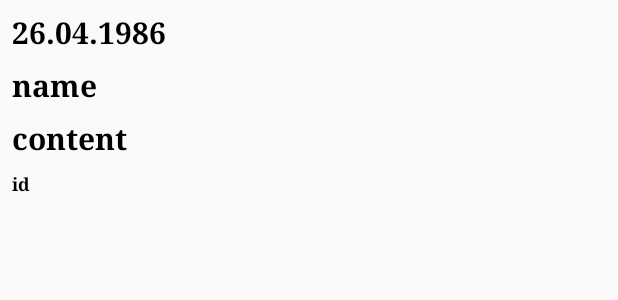
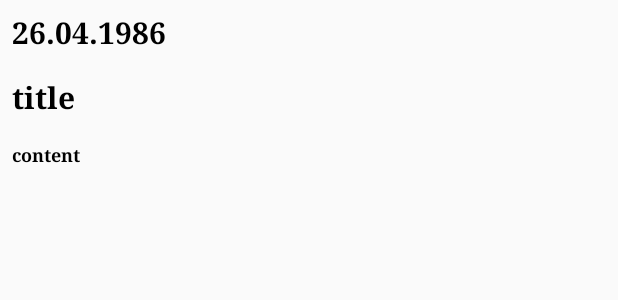
Before and after one commit to eldarovich99/TinkoffNewsFeed, an Android app: the layout overview_fragment.xml on its own in the app's theme, with its tools: preview values and no code run, on a phone screen of 412 x 824 dp. Shown: the top 300 px of the screen. Run offline under Robolectric (Android 15) with nearby library versions, the phone set to English and light mode, and no system bars; network calls fail.

```diff
--- a/app/src/main/java/com/eldarovich99/tinkoffnews/presentation/MainActivity.kt
+++ b/app/src/main/java/com/eldarovich99/tinkoffnews/presentation/MainActivity.kt
@@ -11,7 +11,6 @@ class MainActivity : AppCompatActivity() {
         super.onCreate(savedInstanceState)
         setContentView(R.layout.activity_main)
 
-        //Injector.getAppComponent().inject(this)
         if (supportFragmentManager.backStackEntryCount == 0)
         supportFragmentManager
             .beginTransaction()
--- a/app/src/main/res/layout/overview_fragment.xml
+++ b/app/src/main/res/layout/overview_fragment.xml
@@ -1,44 +1,36 @@
 <?xml version="1.0" encoding="utf-8"?>
 
-<android.support.constraint.ConstraintLayout
+<LinearLayout
         android:layout_width="match_parent"
-        xmlns:app="http://schemas.android.com/apk/res-auto" xmlns:tools="http://schemas.android.com/tools" xmlns:android="http://schemas.android.com/apk/res/android"
-                                             android:layout_height="match_parent">
+        xmlns:tools="http://schemas.android.com/tools" xmlns:android="http://schemas.android.com/apk/res/android"
+        android:layout_height="match_parent">
 
+    <ScrollView android:layout_width="match_parent" android:layout_height="match_parent">
+        <LinearLayout
+                android:orientation="vertical"
+                android:layout_width="match_parent"
+                android:layout_height="wrap_content">
     <TextView
             android:id="@+id/date_text_view"
             android:layout_width="wrap_content"
             android:layout_height="wrap_content"
             android:layout_margin="8dp"
-            app:layout_constraintTop_toTopOf="parent"
-            app:layout_constraintStart_toStartOf="parent"
             style="@style/MainText"
             tools:text="26.04.1986"/>
     <TextView
-            android:id="@+id/name_text_view"
-            tools:text="name"
+            android:id="@+id/title_text_view"
+            tools:text="title"
             style="@style/MainText"
             android:layout_width="wrap_content"
             android:layout_height="wrap_content"
-            android:layout_margin="8dp"
-            app:layout_constraintTop_toBottomOf="@+id/date_text_view"
-            app:layout_constraintStart_toStartOf="parent"/>
+            android:layout_margin="8dp"/>
     <TextView
             android:id="@+id/content_text_view"
             tools:text="content"
             android:layout_width="wrap_content"
             android:layout_height="wrap_content"
             android:layout_margin="8dp"
-            style="@style/MainText"
-            app:layout_constraintTop_toBottomOf="@+id/name_text_view"
-            app:layout_constraintStart_toStartOf="parent"/>
-    <TextView
-            tools:text="id"
-            style="@style/SubText"
-            android:layout_width="wrap_content"
-            android:layout_height="wrap_content"
-            android:id="@+id/id_text_view" android:layout_margin="8dp"
-            app:layout_constraintTop_toBottomOf="@+id/content_text_view"
-            app:layout_constraintStart_toStartOf="parent"
-            android:layout_marginStart="8dp"/>
-</android.support.constraint.ConstraintLayout>
+            style="@style/SubText"/>
+        </LinearLayout>
+    </ScrollView>
+</LinearLayout>
```
Also changed, not shown: app/src/main/java/com/eldarovich99/tinkoffnews/App.kt (+6 -7 lines), app/src/main/java/com/eldarovich99/tinkoffnews/presentation/overviewNews/OverviewNewsFragment.kt (+12 -12 lines), app/src/main/java/com/eldarovich99/tinkoffnews/presentation/overviewNews/OverviewViewModel.kt (+3 -25 lines).
